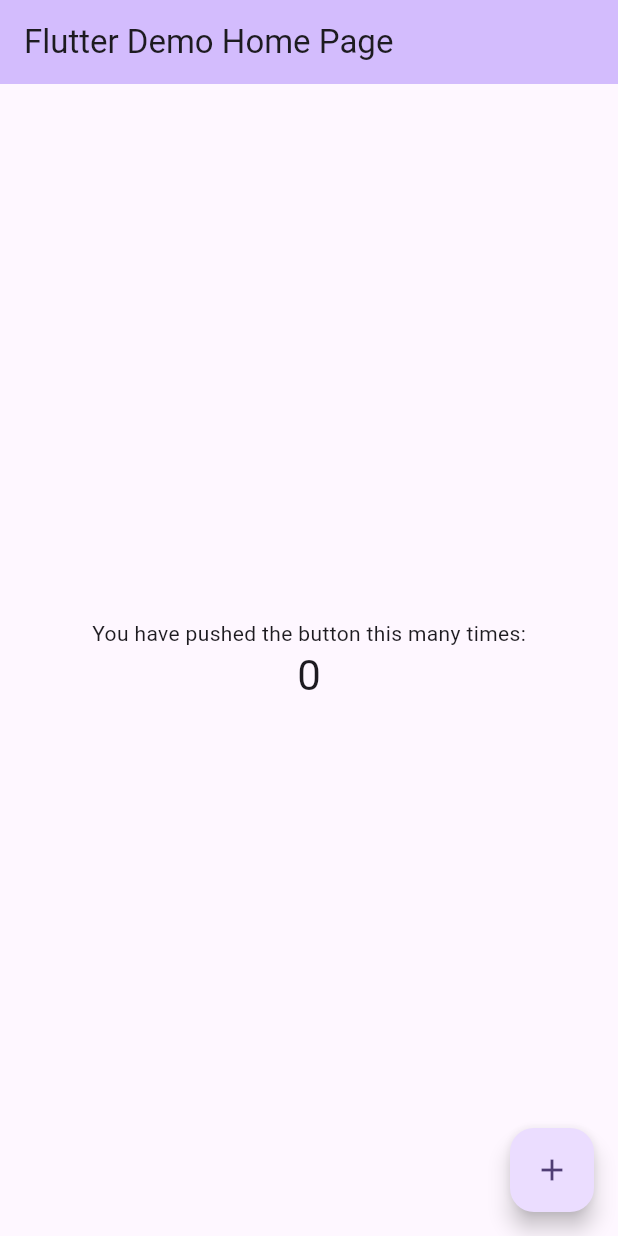
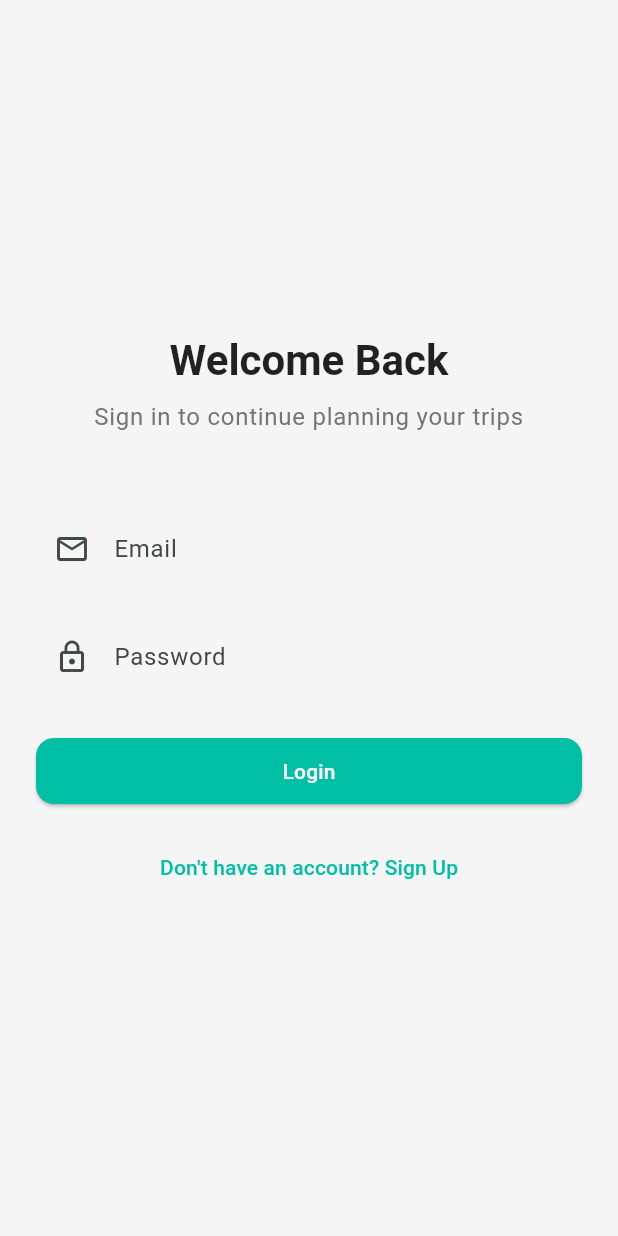
Before and after one commit to could-ai/019ad9f7-8896-7ea7-a460-85e283f0ed48, a Flutter app: the screen it shows after launch, on a phone screen of 412 x 824 dp. Run offline on Flutter 3.47's test engine with Material 3 defaults, Android fonts, the phone set to English and light mode, and no system bars.

Commit message:
Created app theme with teal (sustainability) and orange (youth) colors.; Created splash screen with logo and branding.; Created login screen with email/password fields.; Created home screen with bottom navigation for Trips, Eco Spots, and Profile.; Created trips screen to list upcoming trips with mock data.; Created eco spots screen for discovering sustainable places.; Updated main.dart to use the new theme and routing structure.

```diff
--- a/usr/lib/main.dart
+++ b/usr/lib/main.dart
@@ -1,4 +1,8 @@
 import 'package:flutter/material.dart';
+import 'package:couldai_user_app/theme/app_theme.dart';
+import 'package:couldai_user_app/screens/splash_screen.dart';
+import 'package:couldai_user_app/screens/login_screen.dart';
+import 'package:couldai_user_app/screens/home_screen.dart';
 
 void main() {
   runApp(const MyApp());
@@ -7,117 +11,18 @@ void main() {
 class MyApp extends StatelessWidget {
   const MyApp({super.key});
 
-  // This widget is the root of your application.
   @override
   Widget build(BuildContext context) {
     return MaterialApp(
-      title: 'Flutter Demo',
+      title: 'EcoTravel',
       debugShowCheckedModeBanner: false,
-      theme: ThemeData(
-        // This is the theme of your application.
-        //
-        // TRY THIS: Try running your application with "flutter run". You'll see
-        // the application has a purple toolbar. Then, without quitting the app,
-        // try changing the seedColor in the colorScheme below to Colors.green
-        // and then invoke "hot reload" (save your changes or press the "hot
-        // reload" button in a Flutter-supported IDE, or press "r" if you used
-        // the command line to start the app).
-        //
-        // Notice that the counter didn't reset back to zero; the application
-        // state is not lost during the reload. To reset the state, use hot
-        // restart instead.
-        //
-        // This works for code too, not just values: Most code changes can be
-        // tested with just a hot reload.
-        colorScheme: ColorScheme.fromSeed(seedColor: Colors.deepPurple),
-      ),
+      theme: AppTheme.lightTheme,
       initialRoute: '/',
       routes: {
-        '/': (context) => const MyHomePage(title: 'Flutter Demo Home Page'),
+        '/': (context) => const SplashScreen(),
+        '/login': (context) => const LoginScreen(),
+        '/home': (context) => const HomeScreen(),
       },
     );
   }
 }
-
-class MyHomePage extends StatefulWidget {
-  const MyHomePage({super.key, required this.title});
-
-  // This widget is the home page of your application. It is stateful, meaning
-  // that it has a State object (defined below) that contains fields that affect
-  // how it looks.
-
-  // This class is the configuration for the state. It holds the values (in this
-  // case the title) provided by the parent (in this case the App widget) and
-  // used by the build method of the State. Fields in a Widget subclass are
-  // always marked "final".
-
-  final String title;
-
-  @override
-  State<MyHomePage> createState() => _MyHomePageState();
-}
-
-class _MyHomePageState extends State<MyHomePage> {
-  int _counter = 0;
-
-  void _incrementCounter() {
-    setState(() {
-      // This call to setState tells the Flutter framework that something has
-      // changed in this State, which causes it to rerun the build method below
-      // so that the display can reflect the updated values. If we changed
-      // _counter without calling setState(), then the build method would not be
-      // called again, and so nothing would appear to happen.
-      _counter++;
-    });
-  }
-
-  @override
-  Widget build(BuildContext context) {
-    // This method is rerun every time setState is called, for instance as done
-    // by the _incrementCounter method above.
-    //
-    // The Flutter framework has been optimized to make rerunning build methods
-    // fast, so that you can just rebuild anything that needs updating rather
-    // than having to individually change instances of widgets.
-    return Scaffold(
-      appBar: AppBar(
-        // TRY THIS: Try changing the color here to a specific color (to
-        // Colors.amber, perhaps?) and trigger a hot reload to see the AppBar
-        // change color while the other colors stay the same.
-        backgroundColor: Theme.of(context).colorScheme.inversePrimary,
-        // Here we take the value from the MyHomePage object that was created by
-        // the App.build method, and use it to set our appbar title.
-        title: Text(widget.title),
-      ),
-      body: Center(
-        // Center is a layout widget. It takes a single child and positions it
-        // in the middle of the parent.
-        child: Column(
-          // Column is also a layout widget. It takes a list of children and
-          // arranges them vertically. By default, it sizes itself to fit its
-          // children horizontally, and tries to be as tall as its parent.
-          //
-          // Column has various properties to control how it sizes itself and
-          // how it positions its children. Here we use mainAxisAlignment to
-          // center the children vertically; the main axis here is the vertical
-          // axis because Columns are vertical (the cross axis would be
-          // horizontal).
-          //
-          // TRY THIS: Invoke "debug painting" (choose the "Toggle Debug Paint"
-          // action in the IDE, or press "p" in the console), to see the
-          // wireframe for each widget.
-          mainAxisAlignment: MainAxisAlignment.center,
-          children: <Widget>[
-            const Text('You have pushed the button this many times:'),
-            Text('$_counter', style: Theme.of(context).textTheme.headlineMedium),
-          ],
-        ),
-      ),
-      floatingActionButton: FloatingActionButton(
-        onPressed: _incrementCounter,
-        tooltip: 'Increment',
-        child: const Icon(Icons.add),
-      ), // This trailing comma makes auto-formatting nicer for build methods.
-    );
-  }
-}
--- /dev/null
+++ b/usr/lib/screens/login_screen.dart
@@ -0,0 +1,81 @@
+import 'package:flutter/material.dart';
+
+class LoginScreen extends StatefulWidget {
+  const LoginScreen({super.key});
+
+  @override
+  State<LoginScreen> createState() => _LoginScreenState();
+}
+
+class _LoginScreenState extends State<LoginScreen> {
+  final _emailController = TextEditingController();
+  final _passwordController = TextEditingController();
+
+  void _login() {
+    // Placeholder for authentication logic
+    Navigator.pushReplacementNamed(context, '/home');
+  }
+
+  @override
+  Widget build(BuildContext context) {
+    return Scaffold(
+      body: SafeArea(
+        child: Padding(
+          padding: const EdgeInsets.all(24.0),
+          child: Column(
+            mainAxisAlignment: MainAxisAlignment.center,
+            crossAxisAlignment: CrossAxisAlignment.stretch,
+            children: [
+              Text(
+                'Welcome Back',
+                style: Theme.of(context).textTheme.headlineMedium?.copyWith(
+                      fontWeight: FontWeight.bold,
+                      color: Colors.black87,
+                    ),
+                textAlign: TextAlign.center,
+              ),
+              const SizedBox(height: 8),
+              Text(
+                'Sign in to continue planning your trips',
+                style: Theme.of(context).textTheme.bodyLarge?.copyWith(
+                      color: Colors.grey[600],
+                    ),
+                textAlign: TextAlign.center,
+              ),
+              const SizedBox(height: 48),
+              TextField(
+                controller: _emailController,
+                decoration: const InputDecoration(
+                  labelText: 'Email',
+                  prefixIcon: Icon(Icons.email_outlined),
+                ),
+                keyboardType: TextInputType.emailAddress,
+              ),
+              const SizedBox(height: 16),
+              TextField(
+                controller: _passwordController,
+                decoration: const InputDecoration(
+                  labelText: 'Password',
+                  prefixIcon: Icon(Icons.lock_outline),
+                ),
+                obscureText: true,
+              ),
+              const SizedBox(height: 24),
+              ElevatedButton(
+                onPressed: _login,
+                child: const Text('Login'),
+              ),
+              const SizedBox(height: 16),
+              TextButton(
+                onPressed: () {
+                  // Navigate to registration
+                },
+                child: const Text('Don\'t have an account? Sign Up'),
+              ),
+            ],
+          ),
+        ),
+      ),
+    );
+  }
+}
--- /dev/null
+++ b/usr/lib/theme/app_theme.dart
@@ -0,0 +1,64 @@
+import 'package:flutter/material.dart';
+
+class AppTheme {
+  static const Color primaryColor = Color(0xFF00BFA5); // Teal for sustainability
+  static const Color secondaryColor = Color(0xFFFF6D00); // Orange for energy/youth
+  static const Color backgroundColor = Color(0xFFF5F5F5);
+  static const Color surfaceColor = Colors.white;
+  static const Color errorColor = Color(0xFFD32F2F);
+
+  static ThemeData get lightTheme {
+    return ThemeData(
+      useMaterial3: true,
+      colorScheme: ColorScheme.fromSeed(
+        seedColor: primaryColor,
+        primary: primaryColor,
+        secondary: secondaryColor,
+        surface: surfaceColor,
+        background: backgroundColor,
+        error: errorColor,
+      ),
+      scaffoldBackgroundColor: backgroundColor,
+      appBarTheme: const AppBarTheme(
+        backgroundColor: surfaceColor,
+        foregroundColor: Colors.black87,
+        elevation: 0,
+        centerTitle: true,
+      ),
+      elevatedButtonTheme: ElevatedButtonThemeData(
+        style: ElevatedButton.styleFrom(
+          backgroundColor: primaryColor,
+          foregroundColor: Colors.white,
+          padding: const EdgeInsets.symmetric(horizontal: 24, vertical: 12),
+          shape: RoundedRectangleBorder(
+            borderRadius: BorderRadius.circular(12),
+          ),
+        ),
+      ),
+      cardTheme: CardTheme(
+        color: surfaceColor,
+        elevation: 2,
+        shape: RoundedRectangleBorder(
+          borderRadius: BorderRadius.circular(16),
+        ),
+      ),
+      inputDecorationTheme: InputDecorationTheme(
+        filled: true,
+        fillColor: Colors.grey[100],
+        border: OutlineInputBorder(
+          borderRadius: BorderRadius.circular(12),
+          borderSide: BorderSide.none,
+        ),
+        enabledBorder: OutlineInputBorder(
+          borderRadius: BorderRadius.circular(12),
+          borderSide: BorderSide.none,
+        ),
+        focusedBorder: OutlineInputBorder(
+          borderRadius: BorderRadius.circular(12),
+          borderSide: const BorderSide(color: primaryColor, width: 2),
+        ),
+        contentPadding: const EdgeInsets.symmetric(horizontal: 16, vertical: 16),
+      ),
+    );
+  }
+}
```
Also changed, not shown: usr/lib/screens/eco_spots_screen.dart (added, +59 -0 lines), usr/lib/screens/home_screen.dart (added, +54 -0 lines), usr/lib/screens/splash_screen.dart (added, +57 -0 lines), usr/lib/screens/trips_screen.dart (added, +113 -0 lines).
